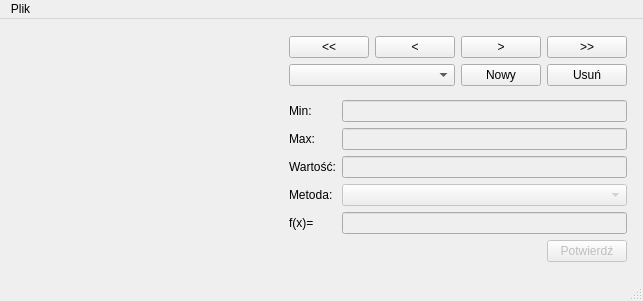
Above: FizykoChemia/resources/testv2.ui from SlowikowskiMichal/FizykoChemia before the change. Below: the same form after it.
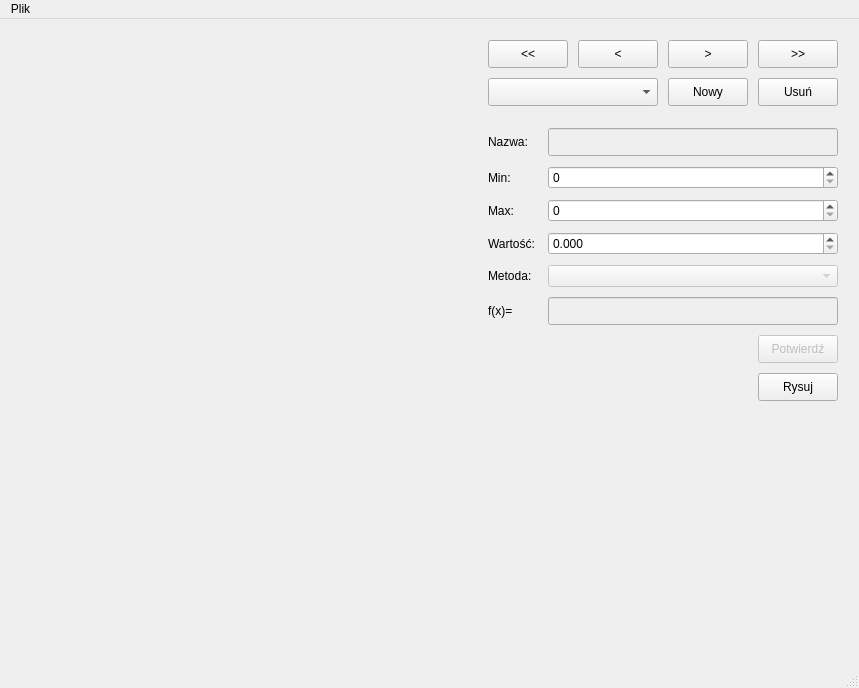
That is the form after the change. Custom widgets are drawn as their Qt base class.

Commit message: gui range integration

The edit to the form file:
```diff
--- a/FizykoChemia/resources/testv2.ui
+++ b/FizykoChemia/resources/testv2.ui
@@ -6,31 +6,31 @@
    <rect>
     <x>0</x>
     <y>0</y>
-    <width>643</width>
-    <height>301</height>
+    <width>859</width>
+    <height>688</height>
    </rect>
   </property>
   <property name="windowTitle">
    <string>MainWindow</string>
   </property>
   <widget class="QWidget" name="centralwidget">
-   <layout class="QHBoxLayout" name="horizontalLayout_3">
-    <item>
-     <widget class="QWidget" name="widget" native="true"/>
-    </item>
+   <layout class="QHBoxLayout" name="horizontalLayout_3" stretch="20,0">
     <item>
      <layout class="QVBoxLayout" name="verticalLayout_3">
+      <property name="sizeConstraint">
+       <enum>QLayout::SetMaximumSize</enum>
+      </property>
       <item>
        <widget class="MplWidget" name="MplWidget" native="true">
         <property name="sizePolicy">
          <sizepolicy hsizetype="Preferred" vsizetype="Preferred">
-          <horstretch>1</horstretch>
-          <verstretch>1</verstretch>
+          <horstretch>0</horstretch>
+          <verstretch>0</verstretch>
          </sizepolicy>
         </property>
         <property name="minimumSize">
          <size>
-          <width>200</width>
+          <width>400</width>
           <height>200</height>
          </size>
         </property>
@@ -48,28 +48,67 @@
         </property>
        </widget>
       </item>
-      <item>
-       <spacer name="horizontalSpacer_3">
-        <property name="orientation">
-         <enum>Qt::Horizontal</enum>
-        </property>
-        <property name="sizeHint" stdset="0">
-         <size>
-          <width>40</width>
-          <height>20</height>
-         </size>
-        </property>
-       </spacer>
-      </item>
      </layout>
     </item>
     <item>
-     <layout class="QVBoxLayout" name="verticalLayout_2">
+     <layout class="QVBoxLayout" name="verticalLayout_2" stretch="0,0,1">
+      <property name="spacing">
+       <number>2</number>
+      </property>
+      <property name="sizeConstraint">
+       <enum>QLayout::SetDefaultConstraint</enum>
+      </property>
+      <property name="leftMargin">
+       <number>2</number>
+      </property>
+      <property name="topMargin">
+       <number>2</number>
+      </property>
+      <property name="rightMargin">
+       <number>2</number>
+      </property>
+      <property name="bottomMargin">
+       <number>2</number>
+      </property>
       <item>
        <layout class="QGridLayout" name="gridLayout_2">
+        <property name="sizeConstraint">
+         <enum>QLayout::SetMinAndMaxSize</enum>
+        </property>
+        <property name="leftMargin">
+         <number>10</number>
+        </property>
+        <property name="topMargin">
+         <number>10</number>
+        </property>
         <property name="rightMargin">
-         <number>7</number>
+         <number>10</number>
         </property>
+        <property name="bottomMargin">
+         <number>10</number>
+        </property>
+        <property name="spacing">
+         <number>10</number>
+        </property>
+        <item row="0" column="3">
+         <widget class="QPushButton" name="lastButton">
+          <property name="minimumSize">
+           <size>
+            <width>15</width>
+            <height>28</height>
+           </size>
+          </property>
+          <property name="maximumSize">
+           <size>
+            <width>80</width>
+            <height>28</height>
+           </size>
+          </property>
+          <property name="text">
+           <string>&gt;&gt;</string>
+          </property>
+         </widget>
+        </item>
         <item row="1" column="3">
          <widget class="QPushButton" name="removeButton">
           <property name="minimumSize">
@@ -78,21 +117,33 @@
             <height>0</height>
            </size>
           </property>
+          <property name="maximumSize">
+           <size>
+            <width>80</width>
+            <height>28</height>
+           </size>
+          </property>
           <property name="text">
            <string>Usuń</string>
           </property>
          </widget>
         </item>
-        <item row="0" column="2">
-         <widget class="QPushButton" name="nextButton">
+        <item row="1" column="2">
+         <widget class="QPushButton" name="newButton">
           <property name="minimumSize">
            <size>
             <width>15</width>
             <height>0</height>
            </size>
           </property>
+          <property name="maximumSize">
+           <size>
+            <width>80</width>
+            <height>28</height>
+           </size>
+          </property>
           <property name="text">
-           <string>&gt;</string>
+           <string>Nowy</string>
           </property>
          </widget>
         </item>
@@ -101,7 +152,13 @@
           <property name="minimumSize">
            <size>
             <width>15</width>
-            <height>0</height>
+            <height>28</height>
+           </size>
+          </property>
+          <property name="maximumSize">
+           <size>
+            <width>80</width>
+            <height>28</height>
            </size>
           </property>
           <property name="text">
@@ -114,7 +171,13 @@
           <property name="minimumSize">
            <size>
             <width>15</width>
-            <height>0</height>
+            <height>28</height>
+           </size>
+          </property>
+          <property name="maximumSize">
+           <size>
+            <width>80</width>
+            <height>28</height>
            </size>
           </property>
           <property name="text">
@@ -122,25 +185,18 @@
           </property>
          </widget>
         </item>
-        <item row="1" column="2">
-         <widget class="QPushButton" name="newButton">
-          <property name="minimumSize">
-           <size>
-            <width>15</width>
-            <height>0</height>
-           </size>
-          </property>
-          <property name="text">
-           <string>Nowy</string>
-          </property>
-         </widget>
-        </item>
         <item row="1" column="0" colspan="2">
          <widget class="QComboBox" name="rangeComboBox">
           <property name="minimumSize">
            <size>
             <width>30</width>
-            <height>0</height>
+            <height>28</height>
+           </size>
+          </property>
+          <property name="maximumSize">
+           <size>
+            <width>180</width>
+            <height>28</height>
            </size>
           </property>
           <property name="editable">
@@ -148,118 +204,133 @@
           </property>
          </widget>
         </item>
-        <item row="0" column="3">
-         <widget class="QPushButton" name="lastButton">
+        <item row="0" column="2">
+         <widget class="QPushButton" name="nextButton">
           <property name="minimumSize">
            <size>
             <width>15</width>
-            <height>0</height>
+            <height>28</height>
+           </size>
+          </property>
+          <property name="maximumSize">
+           <size>
+            <width>80</width>
+            <height>28</height>
            </size>
           </property>
           <property name="text">
-           <string>&gt;&gt;</string>
+           <string>&gt;</string>
           </property>
          </widget>
         </item>
        </layout>
       </item>
       <item>
-       <layout class="QGridLayout" name="gridLayout_3">
+       <layout class="QGridLayout" name="gridLayout_3" rowstretch="1,0,0,0,0,0,0,0" columnstretch="1,0">
+        <property name="sizeConstraint">
+         <enum>QLayout::SetMinAndMaxSize</enum>
+        </property>
+        <property name="leftMargin">
+         <number>10</number>
+        </property>
+        <property name="topMargin">
+         <number>10</number>
+        </property>
         <property name="rightMargin">
-         <number>7</number>
+         <number>10</number>
         </property>
-        <item row="4" column="1">
-         <widget class="QLineEdit" name="functionLineEdit">
-          <property name="enabled">
-           <bool>false</bool>
-          </property>
-          <property name="minimumSize">
-           <size>
-            <width>45</width>
-            <height>0</height>
-           </size>
-          </property>
-          <property name="text">
-           <string/>
-          </property>
-         </widget>
+        <property name="bottomMargin">
+         <number>10</number>
+        </property>
+        <property name="spacing">
+         <number>10</number>
+        </property>
+        <item row="7" column="1">
+         <layout class="QHBoxLayout" name="horizontalLayout">
+          <item>
+           <spacer name="horizontalSpacer_2">
+            <property name="orientation">
+             <enum>Qt::Horizontal</enum>
+            </property>
+            <property name="sizeHint" stdset="0">
+             <size>
+              <width>40</width>
+              <height>20</height>
+             </size>
+            </property>
+           </spacer>
+          </item>
+          <item>
+           <widget class="QPushButton" name="drawButton">
+            <property name="minimumSize">
+             <size>
+              <width>40</width>
+              <height>28</height>
+             </size>
+            </property>
+            <property name="maximumSize">
+             <size>
+              <width>90</width>
+              <height>28</height>
+             </size>
+            </property>
+            <property name="text">
+             <string>Rysuj</string>
+            </property>
+           </widget>
+          </item>
+         </layout>
         </item>
-        <item row="1" column="1">
-         <widget class="QLineEdit" name="maxLineEdit">
-          <property name="enabled">
-           <bool>false</bool>
-          </property>
-          <property name="minimumSize">
+        <item row="0" column="0">
+         <widget class="QLabel" name="nameLabel">
+          <property name="maximumSize">
            <size>
-            <width>45</width>
-            <height>0</height>
+            <width>50</width>
+            <height>28</height>
            </size>
           </property>
-         </widget>
-        </item>
-        <item row="2" column="1">
-         <widget class="QLineEdit" name="valueLineEdit">
-          <property name="enabled">
-           <bool>false</bool>
-          </property>
-          <property name="minimumSize">
-           <size>
-            <width>45</width>
-            <height>0</height>
-           </size>
-          </property>
-         </widget>
-        </item>
-        <item row="2" column="0">
-         <widget class="QLabel" name="label_3">
           <property name="text">
-           <string>Wartość:</string>
+           <string>Nazwa:</string>
           </property>
          </widget>
         </item>
         <item row="1" column="0">
-         <widget class="QLabel" name="label_2">
-          <property name="text">
-           <string>Max:</string>
-          </property>
-         </widget>
-        </item>
-        <item row="4" column="0">
-         <widget class="QLabel" name="label_5">
-          <property name="text">
-           <string>f(x)=</string>
-          </property>
-         </widget>
-        </item>
-        <item row="3" column="0">
-         <widget class="QLabel" name="label_4">
-          <property name="text">
-           <string>Metoda:</string>
-          </property>
-         </widget>
-        </item>
-        <item row="3" column="1">
-         <widget class="QComboBox" name="methodEditBox">
-          <property name="enabled">
-           <bool>false</bool>
-          </property>
-          <property name="minimumSize">
+         <widget class="QLabel" name="minLabel">
+          <property name="maximumSize">
            <size>
-            <width>45</width>
-            <height>0</height>
+            <width>50</width>
+            <height>28</height>
            </size>
           </property>
-         </widget>
-        </item>
-        <item row="0" column="0">
-         <widget class="QLabel" name="label">
           <property name="text">
            <string>Min:</string>
           </property>
          </widget>
         </item>
-        <item row="5" column="1">
+        <item row="4" column="1">
+         <widget class="QComboBox" name="methodEditBox">
+          <property name="enabled">
+           <bool>false</bool>
+          </property>
+          <property name="minimumSize">
+           <size>
+            <width>45</width>
+            <height>0</height>
+           </size>
+          </property>
+          <property name="maximumSize">
+           <size>
+            <width>300</width>
+            <height>28</height>
+           </size>
+          </property>
+         </widget>
+        </item>
+        <item row="6" column="1">
          <layout class="QHBoxLayout" name="horizontalLayout_2">
+          <property name="sizeConstraint">
+           <enum>QLayout::SetFixedSize</enum>
+          </property>
           <item>
            <spacer name="horizontalSpacer">
             <property name="orientation">
@@ -278,6 +349,18 @@
             <property name="enabled">
              <bool>false</bool>
             </property>
+            <property name="minimumSize">
+             <size>
+              <width>40</width>
+              <height>28</height>
+             </size>
+            </property>
+            <property name="maximumSize">
+             <size>
+              <width>90</width>
+              <height>28</height>
+             </size>
+            </property>
             <property name="text">
              <string>Potwierdź</string>
             </property>
@@ -285,21 +368,135 @@
           </item>
          </layout>
         </item>
+        <item row="5" column="0">
+         <widget class="QLabel" name="functionLabel">
+          <property name="maximumSize">
+           <size>
+            <width>50</width>
+            <height>28</height>
+           </size>
+          </property>
+          <property name="text">
+           <string>f(x)=</string>
+          </property>
+         </widget>
+        </item>
+        <item row="5" column="1">
+         <widget class="QLineEdit" name="functionLineEdit">
+          <property name="enabled">
+           <bool>false</bool>
+          </property>
+          <property name="minimumSize">
+           <size>
+            <width>45</width>
+            <height>28</height>
+           </size>
+          </property>
+          <property name="text">
+           <string/>
+          </property>
+         </widget>
+        </item>
+        <item row="3" column="0">
+         <widget class="QLabel" name="valLabel">
+          <property name="maximumSize">
+           <size>
+            <width>50</width>
+            <height>28</height>
+           </size>
+          </property>
+          <property name="text">
+           <string>Wartość:</string>
+          </property>
+         </widget>
+        </item>
+        <item row="2" column="0">
+         <widget class="QLabel" name="maxLabel">
+          <property name="maximumSize">
+           <size>
+            <width>50</width>
+            <height>28</height>
+           </size>
+          </property>
+          <property name="text">
+           <string>Max:</string>
+          </property>
+         </widget>
+        </item>
+        <item row="4" column="0">
+         <widget class="QLabel" name="methodLabel">
+          <property name="maximumSize">
+           <size>
+            <width>50</width>
+            <height>28</height>
+           </size>
+          </property>
+          <property name="text">
+           <string>Metoda:</string>
+          </property>
+         </widget>
+        </item>
         <item row="0" column="1">
-         <widget class="QLineEdit" name="minLineEdit">
+         <widget class="QLineEdit" name="nameLineEdit">
           <property name="enabled">
            <bool>false</bool>
           </property>
           <property name="minimumSize">
            <size>
             <width>45</width>
-            <height>0</height>
+            <height>28</height>
            </size>
+          </property>
+          <property name="maximumSize">
+           <size>
+            <width>300</width>
+            <height>28</height>
+           </size>
+          </property>
+         </widget>
+        </item>
+        <item row="3" column="1">
+         <widget class="QDoubleSpinBox" name="valueLineEdit">
+          <property name="decimals">
+           <number>3</number>
+          </property>
+          <property name="maximum">
+           <double>1000000.000000000000000</double>
+          </property>
+         </widget>
+        </item>
+        <item row="1" column="1">
+         <widget class="QSpinBox" name="minLineEdit">
+          <property name="maximum">
+           <number>1000000</number>
+          </property>
+         </widget>
+        </item>
+        <item row="2" column="1">
+         <widget class="QSpinBox" name="maxLineEdit">
+          <property name="maximum">
+           <number>1000000</number>
           </property>
          </widget>
         </item>
        </layout>
       </item>
+      <item>
+       <spacer name="verticalSpacer">
+        <property name="orientation">
+         <enum>Qt::Vertical</enum>
+        </property>
+        <property name="sizeType">
+         <enum>QSizePolicy::Expanding</enum>
+        </property>
+        <property name="sizeHint" stdset="0">
+         <size>
+          <width>20</width>
+          <height>40</height>
+         </size>
+        </property>
+       </spacer>
+      </item>
      </layout>
     </item>
    </layout>
@@ -309,15 +506,23 @@
     <rect>
      <x>0</x>
      <y>0</y>
-     <width>643</width>
-     <height>18</height>
+     <width>859</width>
+     <height>26</height>
     </rect>
    </property>
    <widget class="QMenu" name="menuPlik">
     <property name="title">
      <string>Plik</string>
     </property>
+    <widget class="QMenu" name="menuZapisz">
+     <property name="title">
+      <string>Zapisz</string>
+     </property>
+     <addaction name="actionWyniki"/>
+     <addaction name="actionDane_i_wyniki"/>
+    </widget>
     <addaction name="actionLoad"/>
+    <addaction name="menuZapisz"/>
    </widget>
    <addaction name="menuPlik"/>
   </widget>
@@ -327,6 +532,16 @@
     <string>Wczytaj</string>
    </property>
   </action>
+  <action name="actionWyniki">
+   <property name="text">
+    <string>Wyniki</string>
+   </property>
+  </action>
+  <action name="actionDane_i_wyniki">
+   <property name="text">
+    <string>Dane i wyniki</string>
+   </property>
+  </action>
  </widget>
  <customwidgets>
   <customwidget>
```
The commit also changes 2 other files.
